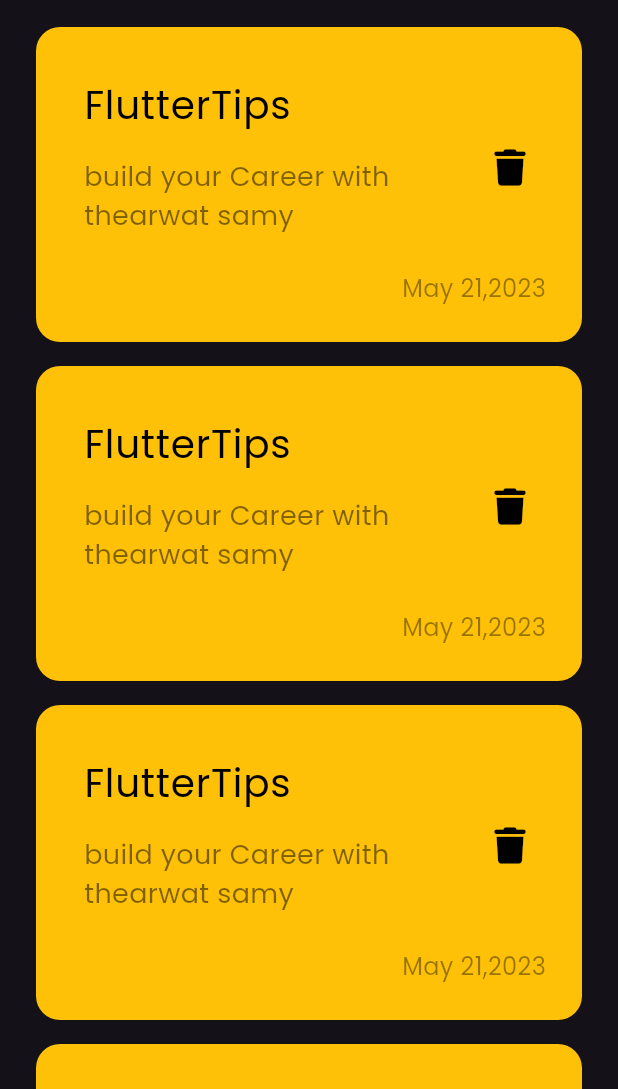
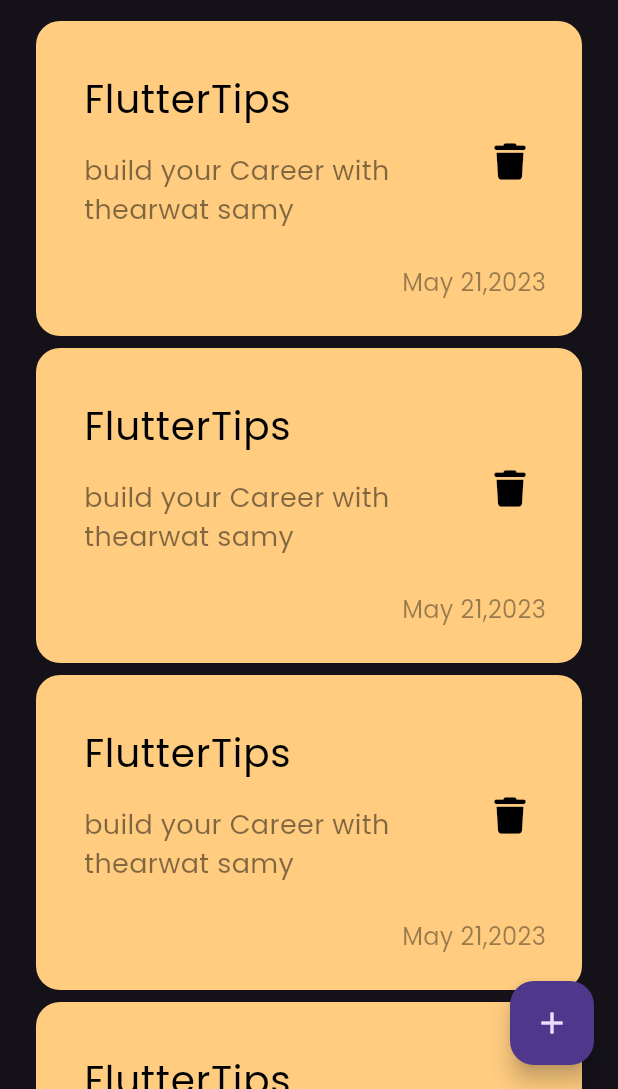
Before and after one commit to AbdelmenamAdel/Notes-App, a Flutter app: the screen it shows after launch, on a phone screen of 412 x 824 dp, the part 147-1236 px from its top. Run offline on Flutter 3.47's test engine with Material 3 defaults, Android fonts, the phone set to English and light mode, and no system bars; our stand-ins replace font_awesome_flutter.

Commit message:
add floating action button

```diff
--- a/lib/Views/notes_view.dart
+++ b/lib/Views/notes_view.dart
@@ -6,8 +6,12 @@ class NotesView extends StatelessWidget {
 
   @override
   Widget build(BuildContext context) {
-    return const Scaffold(
-      body: NotesViewBody(),
+    return Scaffold(
+      body: const NotesViewBody(),
+      floatingActionButton: FloatingActionButton(
+        onPressed: () {},
+        child: const Icon(Icons.add),
+      ),
     );
   }
 }
--- a/lib/Views/widget/custom_note_item.dart
+++ b/lib/Views/widget/custom_note_item.dart
@@ -8,7 +8,8 @@ class NoteItem extends StatelessWidget {
   Widget build(BuildContext context) {
     return Container(
       decoration: BoxDecoration(
-          borderRadius: BorderRadius.circular(16), color: Colors.amber),
+          borderRadius: BorderRadius.circular(16),
+          color: const Color(0xffFFCC80)),
       child: Padding(
         padding: const EdgeInsets.only(
           top: 24,
--- a/lib/Views/widget/notes_list_view_item.dart
+++ b/lib/Views/widget/notes_list_view_item.dart
@@ -8,7 +8,7 @@ class NotesListView extends StatelessWidget {
   Widget build(BuildContext context) {
     return ListView.builder(
       itemBuilder: (context, index) => const Padding(
-        padding: EdgeInsets.symmetric(vertical: 8.0),
+        padding: EdgeInsets.symmetric(vertical: 4.0),
         child: NoteItem(),
       ),
     );
```
